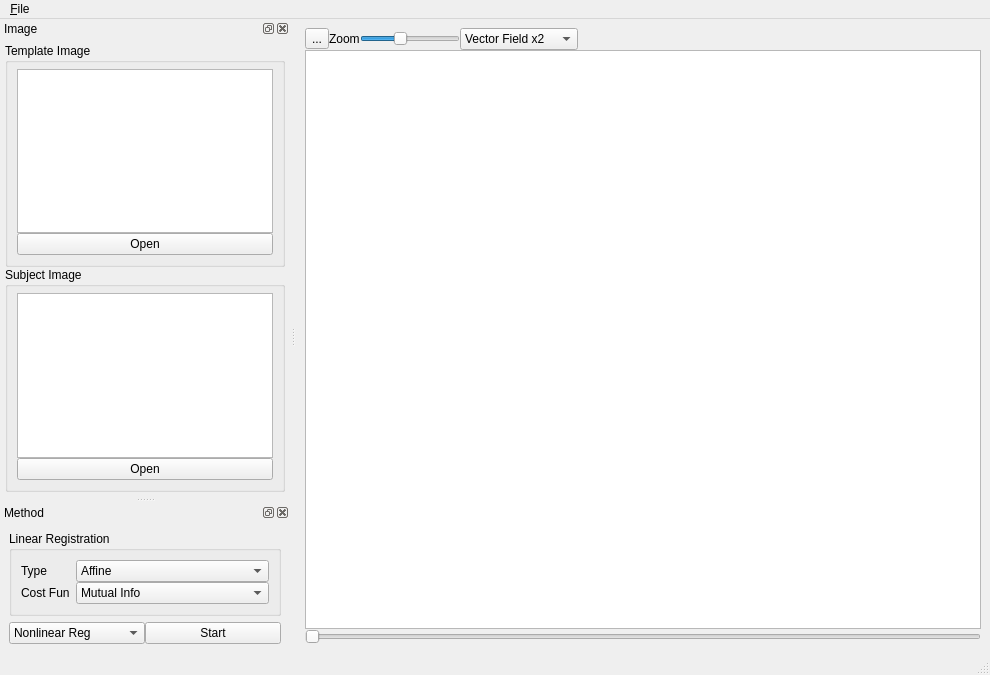
Above: regtoolbox.ui from frankyeh/DSI-Studio before the change. Below: the same form after it.
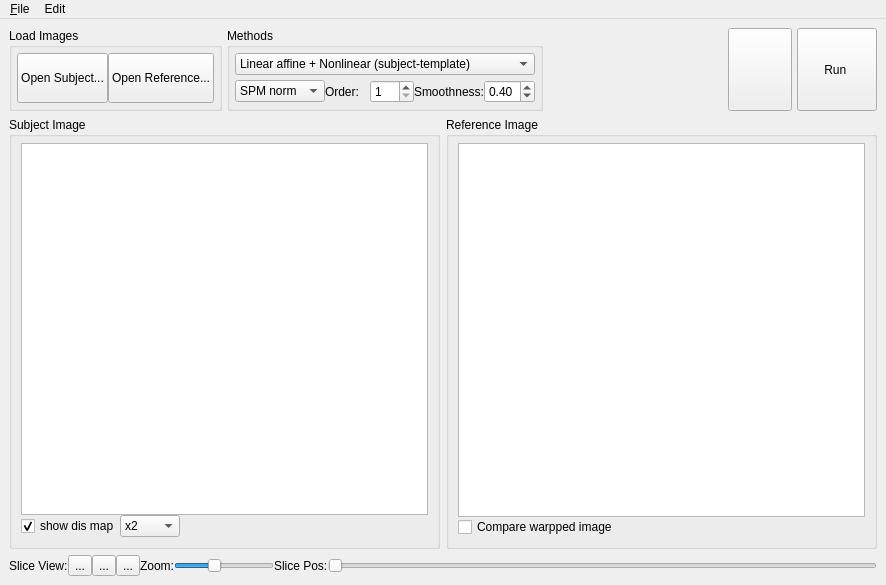
That is the form after the change. Icons and pictures are not drawn.

Commit message: [GUI] update reg tool

Diff of the .ui file:
```diff
--- a/regtoolbox.ui
+++ b/regtoolbox.ui
@@ -6,133 +6,597 @@
    <rect>
     <x>0</x>
     <y>0</y>
-    <width>990</width>
-    <height>675</height>
+    <width>886</width>
+    <height>585</height>
    </rect>
   </property>
   <property name="windowTitle">
    <string>MainWindow</string>
   </property>
   <widget class="QWidget" name="centralwidget">
-   <layout class="QHBoxLayout" name="horizontalLayout_9">
+   <layout class="QVBoxLayout" name="verticalLayout_5">
     <item>
-     <layout class="QVBoxLayout" name="verticalLayout_7">
+     <widget class="QWidget" name="widget_2" native="true">
+      <layout class="QHBoxLayout" name="horizontalLayout_12">
+       <property name="spacing">
+        <number>5</number>
+       </property>
+       <property name="leftMargin">
+        <number>0</number>
+       </property>
+       <property name="topMargin">
+        <number>0</number>
+       </property>
+       <property name="rightMargin">
+        <number>0</number>
+       </property>
+       <property name="bottomMargin">
+        <number>0</number>
+       </property>
+       <item>
+        <widget class="QGroupBox" name="groupBox_3">
+         <property name="title">
+          <string>Load Images</string>
+         </property>
+         <layout class="QHBoxLayout" name="horizontalLayout_4">
+          <property name="spacing">
+           <number>0</number>
+          </property>
+          <property name="leftMargin">
+           <number>5</number>
+          </property>
+          <property name="topMargin">
+           <number>5</number>
+          </property>
+          <property name="rightMargin">
+           <number>5</number>
+          </property>
+          <property name="bottomMargin">
+           <number>5</number>
+          </property>
+          <item>
+           <widget class="QPushButton" name="OpenSubject">
+            <property name="sizePolicy">
+             <sizepolicy hsizetype="Minimum" vsizetype="Preferred">
+              <horstretch>0</horstretch>
+              <verstretch>0</verstretch>
+             </sizepolicy>
+            </property>
+            <property name="minimumSize">
+             <size>
+              <width>0</width>
+              <height>32</height>
+             </size>
+            </property>
+            <property name="text">
+             <string>Open Subject...</string>
+            </property>
+            <property name="icon">
+             <iconset resource="icons.qrc">
+              <normaloff>:/icons/icons/open.xpm</normaloff>:/icons/icons/open.xpm</iconset>
+            </property>
+           </widget>
+          </item>
+          <item>
+           <widget class="QPushButton" name="OpenTemplate">
+            <property name="sizePolicy">
+             <sizepolicy hsizetype="Minimum" vsizetype="Preferred">
+              <horstretch>0</horstretch>
+              <verstretch>0</verstretch>
+             </sizepolicy>
+            </property>
+            <property name="minimumSize">
+             <size>
+              <width>0</width>
+              <height>32</height>
+             </size>
+            </property>
+            <property name="text">
+             <string>Open Reference...</string>
+            </property>
+            <property name="icon">
+             <iconset resource="icons.qrc">
+              <normaloff>:/icons/icons/open.xpm</normaloff>:/icons/icons/open.xpm</iconset>
+            </property>
+           </widget>
+          </item>
+         </layout>
+        </widget>
+       </item>
+       <item>
+        <widget class="QGroupBox" name="groupBox_4">
+         <property name="title">
+          <string>Methods</string>
+         </property>
+         <layout class="QVBoxLayout" name="verticalLayout_2">
+          <property name="spacing">
+           <number>5</number>
+          </property>
+          <property name="leftMargin">
+           <number>5</number>
+          </property>
+          <property name="topMargin">
+           <number>5</number>
+          </property>
+          <property name="rightMargin">
+           <number>5</number>
+          </property>
+          <property name="bottomMargin">
+           <number>5</number>
+          </property>
+          <item>
+           <widget class="QComboBox" name="reg_type">
+            <property name="minimumSize">
+             <size>
+              <width>300</width>
+              <height>0</height>
+             </size>
+            </property>
+            <property name="currentIndex">
+             <number>1</number>
+            </property>
+            <item>
+             <property name="text">
+              <string>Linear rigid body (same subject data)</string>
+             </property>
+            </item>
+            <item>
+             <property name="text">
+              <string>Linear affine + Nonlinear (subject-template)</string>
+             </property>
+            </item>
+            <item>
+             <property name="text">
+              <string>Nonlinear only (subject-template)</string>
+             </property>
+            </item>
+           </widget>
+          </item>
+          <item>
+           <widget class="QWidget" name="nonlinear_widget" native="true">
+            <layout class="QHBoxLayout" name="horizontalLayout_8">
+             <property name="spacing">
+              <number>0</number>
+             </property>
+             <property name="leftMargin">
+              <number>0</number>
+             </property>
+             <property name="topMargin">
+              <number>0</number>
+             </property>
+             <property name="rightMargin">
+              <number>0</number>
+             </property>
+             <property name="bottomMargin">
+              <number>0</number>
+             </property>
+             <item>
+              <widget class="QComboBox" name="reg_method">
+               <item>
+                <property name="text">
+                 <string>SPM norm</string>
+                </property>
+               </item>
+               <item>
+                <property name="text">
+                 <string>Diffeo</string>
+                </property>
+               </item>
+              </widget>
+             </item>
+             <item>
+              <widget class="QWidget" name="order_widget" native="true">
+               <layout class="QHBoxLayout" name="horizontalLayout_3">
+                <property name="spacing">
+                 <number>0</number>
+                </property>
+                <property name="leftMargin">
+                 <number>0</number>
+                </property>
+                <property name="topMargin">
+                 <number>0</number>
+                </property>
+                <property name="rightMargin">
+                 <number>0</number>
+                </property>
+                <property name="bottomMargin">
+                 <number>0</number>
+                </property>
+                <item>
+                 <widget class="QLabel" name="label_3">
+                  <property name="text">
+                   <string>Order:</string>
+                  </property>
+                 </widget>
+                </item>
+                <item>
+                 <widget class="QSpinBox" name="order">
+                  <property name="minimum">
+                   <number>1</number>
+                  </property>
+                  <property name="maximum">
+                   <number>4</number>
+                  </property>
+                 </widget>
+                </item>
+               </layout>
+              </widget>
+             </item>
+             <item>
+              <widget class="QWidget" name="smoothness_widget" native="true">
+               <layout class="QHBoxLayout" name="horizontalLayout_5">
+                <property name="spacing">
+                 <number>0</number>
+                </property>
+                <property name="leftMargin">
+                 <number>0</number>
+                </property>
+                <property name="topMargin">
+                 <number>0</number>
+                </property>
+                <property name="rightMargin">
+                 <number>0</number>
+                </property>
+                <property name="bottomMargin">
+                 <number>0</number>
+                </property>
+                <item>
+                 <widget class="QLabel" name="label">
+                  <property name="text">
+                   <string>Smoothness:</string>
+                  </property>
+                 </widget>
+                </item>
+                <item>
+                 <widget class="QDoubleSpinBox" name="smoothness">
+                  <property name="minimum">
+                   <double>0.050000000000000</double>
+                  </property>
+                  <property name="maximum">
+                   <double>0.900000000000000</double>
+                  </property>
+                  <property name="singleStep">
+                   <double>0.050000000000000</double>
+                  </property>
+                  <property name="value">
+                   <double>0.400000000000000</double>
+                  </property>
+                 </widget>
+                </item>
+               </layout>
+              </widget>
+             </item>
+            </layout>
+           </widget>
+          </item>
+         </layout>
+        </widget>
+       </item>
+       <item>
+        <spacer name="horizontalSpacer_4">
+         <property name="orientation">
+          <enum>Qt::Horizontal</enum>
+         </property>
+         <property name="sizeHint" stdset="0">
+          <size>
+           <width>40</width>
+           <height>20</height>
+          </size>
+         </property>
+        </spacer>
+       </item>
+       <item>
+        <widget class="QLabel" name="running_label">
+         <property name="text">
+          <string>                   </string>
+         </property>
+        </widget>
+       </item>
+       <item>
+        <widget class="QPushButton" name="stop">
+         <property name="sizePolicy">
+          <sizepolicy hsizetype="Minimum" vsizetype="Preferred">
+           <horstretch>0</horstretch>
+           <verstretch>0</verstretch>
+          </sizepolicy>
+         </property>
+         <property name="minimumSize">
+          <size>
+           <width>64</width>
+           <height>64</height>
+          </size>
+         </property>
+         <property name="text">
+          <string/>
+         </property>
+         <property name="icon">
+          <iconset resource="icons.qrc">
+           <normaloff>:/icons/icons/stop.xpm</normaloff>:/icons/icons/stop.xpm</iconset>
+         </property>
+        </widget>
+       </item>
+       <item>
+        <widget class="QPushButton" name="run_reg">
+         <property name="sizePolicy">
+          <sizepolicy hsizetype="Minimum" vsizetype="Preferred">
+           <horstretch>0</horstretch>
+           <verstretch>0</verstretch>
+          </sizepolicy>
+         </property>
+         <property name="minimumSize">
+          <size>
+           <width>0</width>
+           <height>0</height>
+          </size>
+         </property>
+         <property name="text">
+          <string>Run </string>
+         </property>
+         <property name="icon">
+          <iconset resource="icons.qrc">
+           <normaloff>:/icons/icons/run.xpm</normaloff>:/icons/icons/run.xpm</iconset>
+         </property>
+        </widget>
+       </item>
+      </layout>
+     </widget>
+    </item>
+    <item>
+     <widget class="QWidget" name="widget" native="true">
+      <property name="maximumSize">
+       <size>
+        <width>16777215</width>
+        <height>16777215</height>
+       </size>
+      </property>
+      <layout class="QHBoxLayout" name="horizontalLayout_6">
+       <property name="leftMargin">
+        <number>0</number>
+       </property>
+       <property name="topMargin">
+        <number>0</number>
+       </property>
+       <property name="rightMargin">
+        <number>0</number>
+       </property>
+       <property name="bottomMargin">
+        <number>0</number>
+       </property>
+       <item>
+        <widget class="QGroupBox" name="groupBox_2">
+         <property name="title">
+          <string>Subject Image</string>
+         </property>
+         <layout class="QVBoxLayout" name="verticalLayout_8">
+          <property name="spacing">
+           <number>0</number>
+          </property>
+          <property name="topMargin">
+           <number>6</number>
+          </property>
+          <item>
+           <widget class="QGraphicsView" name="I_view"/>
+          </item>
+          <item>
+           <layout class="QHBoxLayout" name="horizontalLayout_2">
+            <property name="spacing">
+             <number>0</number>
+            </property>
+            <property name="topMargin">
+             <number>0</number>
+            </property>
+            <item>
+             <widget class="QCheckBox" name="dis_map">
+              <property name="text">
+               <string>show dis map</string>
+              </property>
+              <property name="checked">
+               <bool>true</bool>
+              </property>
+             </widget>
+            </item>
+            <item>
+             <widget class="QComboBox" name="dis_spacing">
+              <property name="maximumSize">
+               <size>
+                <width>60</width>
+                <height>16777215</height>
+               </size>
+              </property>
+              <property name="currentIndex">
+               <number>2</number>
+              </property>
+              <item>
+               <property name="text">
+                <string>None</string>
+               </property>
+              </item>
+              <item>
+               <property name="text">
+                <string>x1</string>
+               </property>
+              </item>
+              <item>
+               <property name="text">
+                <string>x2</string>
+               </property>
+              </item>
+              <item>
+               <property name="text">
+                <string>x4</string>
+               </property>
+              </item>
+              <item>
+               <property name="text">
+                <string>x8</string>
+               </property>
+              </item>
+              <item>
+               <property name="text">
+                <string>x16</string>
+               </property>
+              </item>
+             </widget>
+            </item>
+            <item>
+             <spacer name="horizontalSpacer_2">
+              <property name="orientation">
+               <enum>Qt::Horizontal</enum>
+              </property>
+              <property name="sizeHint" stdset="0">
+               <size>
+                <width>40</width>
+                <height>20</height>
+               </size>
+              </property>
+             </spacer>
+            </item>
+           </layout>
+          </item>
+         </layout>
+        </widget>
+       </item>
+       <item>
+        <widget class="QGroupBox" name="groupBox">
+         <property name="title">
+          <string>Reference Image</string>
+         </property>
+         <layout class="QVBoxLayout" name="verticalLayout_9">
+          <property name="spacing">
+           <number>0</number>
+          </property>
+          <property name="topMargin">
+           <number>6</number>
+          </property>
+          <item>
+           <widget class="QGraphicsView" name="It_view"/>
+          </item>
+          <item>
+           <layout class="QHBoxLayout" name="horizontalLayout_9">
+            <property name="spacing">
+             <number>0</number>
+            </property>
+            <property name="topMargin">
+             <number>0</number>
+            </property>
+            <item>
+             <widget class="QCheckBox" name="show_warp">
+              <property name="text">
+               <string>Compare warpped image</string>
+              </property>
+             </widget>
+            </item>
+            <item>
+             <spacer name="horizontalSpacer_3">
+              <property name="orientation">
+               <enum>Qt::Horizontal</enum>
+              </property>
+              <property name="sizeHint" stdset="0">
+               <size>
+                <width>40</width>
+                <height>20</height>
+               </size>
+              </property>
+             </spacer>
+            </item>
+           </layout>
+          </item>
+         </layout>
+        </widget>
+       </item>
+      </layout>
+     </widget>
+    </item>
+    <item>
+     <layout class="QHBoxLayout" name="horizontalLayout_7">
       <property name="spacing">
        <number>0</number>
       </property>
+      <property name="topMargin">
+       <number>0</number>
+      </property>
       <item>
-       <layout class="QHBoxLayout" name="horizontalLayout_10">
-        <property name="topMargin">
-         <number>0</number>
+       <widget class="QLabel" name="label_2">
+        <property name="text">
+         <string>Slice View:</string>
         </property>
-        <item>
-         <widget class="QToolButton" name="template_view">
-          <property name="text">
-           <string>...</string>
-          </property>
-          <property name="icon">
-           <iconset resource="icons.qrc">
-            <normaloff>:/icons/icons/axial.xpm</normaloff>:/icons/icons/axial.xpm</iconset>
-          </property>
-          <property name="checkable">
-           <bool>true</bool>
-          </property>
-         </widget>
-        </item>
-        <item>
-         <widget class="QLabel" name="label_4">
-          <property name="text">
-           <string>Zoom</string>
-          </property>
-         </widget>
-        </item>
-        <item>
-         <widget class="QSlider" name="main_zoom">
-          <property name="maximumSize">
-           <size>
-            <width>100</width>
-            <height>16777215</height>
-           </size>
-          </property>
-          <property name="minimum">
-           <number>1</number>
-          </property>
-          <property name="maximum">
-           <number>50</number>
-          </property>
-          <property name="value">
-           <number>20</number>
-          </property>
-          <property name="orientation">
-           <enum>Qt::Horizontal</enum>
-          </property>
-         </widget>
-        </item>
-        <item>
-         <widget class="QComboBox" name="dis_spacing">
-          <property name="currentIndex">
-           <number>2</number>
-          </property>
-          <item>
-           <property name="text">
-            <string>None</string>
-           </property>
-          </item>
-          <item>
-           <property name="text">
-            <string>Vector Field x1</string>
-           </property>
-          </item>
-          <item>
-           <property name="text">
-            <string>Vector Field x2</string>
-           </property>
-          </item>
-          <item>
-           <property name="text">
-            <string>Vector Field x4</string>
-           </property>
-          </item>
-          <item>
-           <property name="text">
-            <string>Vector Field x8</string>
-           </property>
-          </item>
-          <item>
-           <property name="text">
-            <string>Vector Field x16</string>
-           </property>
-          </item>
-         </widget>
-        </item>
-        <item>
-         <spacer name="horizontalSpacer">
-          <property name="orientation">
-           <enum>Qt::Horizontal</enum>
-          </property>
-          <property name="sizeHint" stdset="0">
-           <size>
-            <width>40</width>
-            <height>20</height>
-           </size>
-          </property>
-         </spacer>
-        </item>
-       </layout>
+       </widget>
       </item>
       <item>
-       <widget class="QGraphicsView" name="main_view"/>
+       <widget class="QToolButton" name="toolButton_3">
+        <property name="text">
+         <string>...</string>
+        </property>
+        <property name="icon">
+         <iconset resource="icons.qrc">
+          <normaloff>:/icons/icons/sag.xpm</normaloff>:/icons/icons/sag.xpm</iconset>
+        </property>
+       </widget>
       </item>
       <item>
-       <layout class="QHBoxLayout" name="horizontalLayout_7">
-        <item>
-         <widget class="QSlider" name="slice_pos">
-          <property name="orientation">
-           <enum>Qt::Horizontal</enum>
-          </property>
-         </widget>
-        </item>
-       </layout>
+       <widget class="QToolButton" name="toolButton_2">
+        <property name="text">
+         <string>...</string>
+        </property>
+        <property name="icon">
+         <iconset resource="icons.qrc">
+          <normaloff>:/icons/icons/coronal.xpm</normaloff>:/icons/icons/coronal.xpm</iconset>
+        </property>
+       </widget>
+      </item>
+      <item>
+       <widget class="QToolButton" name="toolButton">
+        <property name="text">
+         <string>...</string>
+        </property>
+        <property name="icon">
+         <iconset resource="icons.qrc">
+          <normaloff>:/icons/icons/axial.xpm</normaloff>:/icons/icons/axial.xpm</iconset>
+        </property>
+       </widget>
+      </item>
+      <item>
+       <widget class="QLabel" name="label_4">
+        <property name="text">
+         <string>Zoom:</string>
+        </property>
+       </widget>
+      </item>
+      <item>
+       <widget class="QSlider" name="main_zoom">
+        <property name="maximumSize">
+         <size>
+          <width>100</width>
+          <height>16777215</height>
+         </size>
+        </property>
+        <property name="minimum">
+         <number>1</number>
+        </property>
+        <property name="maximum">
+         <number>50</number>
+        </property>
+        <property name="value">
+         <number>20</number>
+        </property>
+        <property name="orientation">
+         <enum>Qt::Horizontal</enum>
+        </property>
+       </widget>
+      </item>
+      <item>
+       <widget class="QLabel" name="label_14">
+        <property name="text">
+         <string>Slice Pos:</string>
+        </property>
+       </widget>
+      </item>
+      <item>
+       <widget class="QSlider" name="slice_pos">
+        <property name="orientation">
+         <enum>Qt::Horizontal</enum>
+        </property>
+       </widget>
       </item>
      </layout>
     </item>
@@ -143,8 +607,8 @@
     <rect>
      <x>0</x>
      <y>0</y>
-     <width>990</width>
-     <height>25</height>
+     <width>886</width>
+     <height>26</height>
     </rect>
    </property>
    <widget class="QMenu" name="menu_Open">
@@ -153,195 +617,14 @@
     </property>
     <addaction name="action_Save_Warpped_Image"/>
    </widget>
+   <widget class="QMenu" name="menuEdit">
+    <property name="title">
+     <string>Edit</string>
+    </property>
+    <addaction name="actionRemove_Skull"/>
+   </widget>
    <addaction name="menu_Open"/>
-  </widget>
-  <widget class="QStatusBar" name="statusbar"/>
-  <widget class="QDockWidget" name="dockWidget">
-   <property name="windowTitle">
-    <string>Image</string>
-   </property>
-   <attribute name="dockWidgetArea">
-    <number>1</number>
-   </attribute>
-   <widget class="QWidget" name="dockWidgetContents_6">
-    <layout class="QVBoxLayout" name="verticalLayout">
-     <property name="spacing">
-      <number>0</number>
-     </property>
-     <property name="leftMargin">
-      <number>5</number>
-     </property>
-     <property name="topMargin">
-      <number>5</number>
-     </property>
-     <property name="rightMargin">
-      <number>5</number>
-     </property>
-     <property name="bottomMargin">
-      <number>5</number>
-     </property>
-     <item>
-      <widget class="QGroupBox" name="groupBox">
-       <property name="title">
-        <string>Template Image</string>
-       </property>
-       <layout class="QVBoxLayout" name="verticalLayout_9">
-        <property name="spacing">
-         <number>0</number>
-        </property>
-        <property name="topMargin">
-         <number>6</number>
-        </property>
-        <item>
-         <widget class="QGraphicsView" name="It_view"/>
-        </item>
-        <item>
-         <widget class="QPushButton" name="OpenTemplate">
-          <property name="text">
-           <string>Open</string>
-          </property>
-         </widget>
-        </item>
-       </layout>
-      </widget>
-     </item>
-     <item>
-      <widget class="QGroupBox" name="groupBox_2">
-       <property name="title">
-        <string>Subject Image</string>
-       </property>
-       <layout class="QVBoxLayout" name="verticalLayout_8">
-        <property name="spacing">
-         <number>0</number>
-        </property>
-        <property name="topMargin">
-         <number>6</number>
-        </property>
-        <item>
-         <widget class="QGraphicsView" name="I_view"/>
-        </item>
-        <item>
-         <widget class="QPushButton" name="OpenSubject">
-          <property name="text">
-           <string>Open</string>
-          </property>
-         </widget>
-        </item>
-       </layout>
-      </widget>
-     </item>
-    </layout>
-   </widget>
-  </widget>
-  <widget class="QDockWidget" name="dockWidget_2">
-   <property name="windowTitle">
-    <string>Method</string>
-   </property>
-   <attribute name="dockWidgetArea">
-    <number>1</number>
-   </attribute>
-   <widget class="QWidget" name="dockWidgetContents_4">
-    <layout class="QVBoxLayout" name="verticalLayout_10">
-     <item>
-      <widget class="QGroupBox" name="groupBox_3">
-       <property name="title">
-        <string>Linear Registration</string>
-       </property>
-       <layout class="QFormLayout" name="formLayout">
-        <property name="verticalSpacing">
-         <number>0</number>
-        </property>
-        <item row="0" column="0">
-         <widget class="QLabel" name="label_9">
-          <property name="text">
-           <string>Type</string>
-          </property>
-         </widget>
-        </item>
-        <item row="0" column="1">
-         <widget class="QComboBox" name="linear_type">
-          <property name="currentIndex">
-           <number>1</number>
-          </property>
-          <item>
-           <property name="text">
-            <string>Rigid Body</string>
-           </property>
-          </item>
-          <item>
-           <property name="text">
-            <string>Affine</string>
-           </property>
-          </item>
-         </widget>
-        </item>
-        <item row="1" column="0">
-         <widget class="QLabel" name="label_10">
-          <property name="text">
-           <string>Cost Fun</string>
-          </property>
-         </widget>
-        </item>
-        <item row="1" column="1">
-         <widget class="QComboBox" name="cost_func">
-          <property name="currentIndex">
-           <number>1</number>
-          </property>
-          <item>
-           <property name="text">
-            <string>Correlation</string>
-           </property>
-          </item>
-          <item>
-           <property name="text">
-            <string>Mutual Info</string>
-           </property>
-          </item>
-         </widget>
-        </item>
-       </layout>
-      </widget>
-     </item>
-     <item>
-      <layout class="QHBoxLayout" name="horizontalLayout_2">
-       <property name="spacing">
-        <number>0</number>
-       </property>
-       <property name="topMargin">
-        <number>0</number>
-       </property>
-       <item>
-        <widget class="QComboBox" name="reg_type">
-         <property name="currentIndex">
-          <number>1</number>
-         </property>
-         <item>
-          <property name="text">
-           <string>Linear Reg</string>
-          </property>
-         </item>
-         <item>
-          <property name="text">
-           <string>Nonlinear Reg</string>
-          </property>
-         </item>
-        </widget>
-       </item>
-       <item>
-        <widget class="QPushButton" name="run_reg">
-         <property name="text">
-          <string>Start</string>
-         </property>
-         <property name="icon">
-          <iconset resource="icons.qrc">
-           <normaloff>:/icons/icons/run.xpm</normaloff>:/icons/icons/run.xpm</iconset>
-         </property>
-        </widget>
-       </item>
-      </layout>
-     </item>
-    </layout>
-   </widget>
+   <addaction name="menuEdit"/>
   </widget>
   <action name="action_Save_Warpped_Image">
    <property name="text">
```
Left out of the diff: 5 changed lines with no effect on the pictures. The commit also changes 5 other files.
